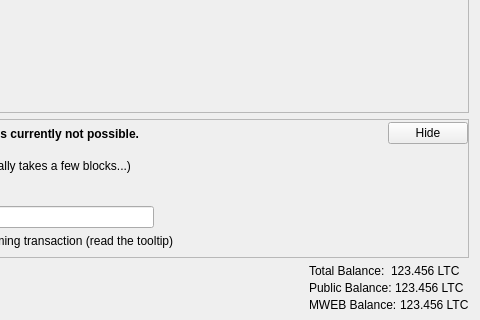
ltc-mweb/litecoin, file src/qt/forms/sendcoinsdialog.ui: the form before one commit; both pictures show x 370 to 850 and y 273 to 593 of the 850 by 593 pixel window.
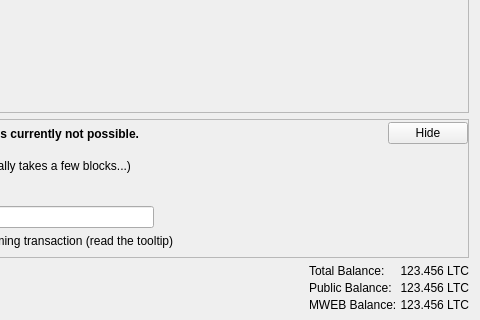
The form after the commit. Icons and pictures are not drawn. Custom widgets are drawn as their Qt base class.

Commit message: Right-align balance labels

```diff
--- a/src/qt/forms/sendcoinsdialog.ui
+++ b/src/qt/forms/sendcoinsdialog.ui
@@ -1360,6 +1360,9 @@
            <property name="text">
             <string notr="true">123.456 LTC</string>
            </property>
+           <property name="alignment">
+            <set>Qt::AlignRight|Qt::AlignTrailing|Qt::AlignVCenter</set>
+           </property>
            <property name="textInteractionFlags">
             <set>Qt::LinksAccessibleByMouse|Qt::TextSelectableByKeyboard|Qt::TextSelectableByMouse</set>
            </property>
@@ -1412,6 +1415,9 @@
             <property name="text">
              <string notr="true">123.456 LTC</string>
             </property>
+            <property name="alignment">
+             <set>Qt::AlignRight|Qt::AlignTrailing|Qt::AlignVCenter</set>
+            </property>
             <property name="textInteractionFlags">
              <set>Qt::LinksAccessibleByMouse|Qt::TextSelectableByKeyboard|Qt::TextSelectableByMouse</set>
             </property>
@@ -1465,6 +1471,9 @@
             <property name="text">
              <string notr="true">123.456 LTC</string>
             </property>
+            <property name="alignment">
+             <set>Qt::AlignRight|Qt::AlignTrailing|Qt::AlignVCenter</set>
+            </property>
             <property name="textInteractionFlags">
              <set>Qt::LinksAccessibleByMouse|Qt::TextSelectableByKeyboard|Qt::TextSelectableByMouse</set>
             </property>
```
